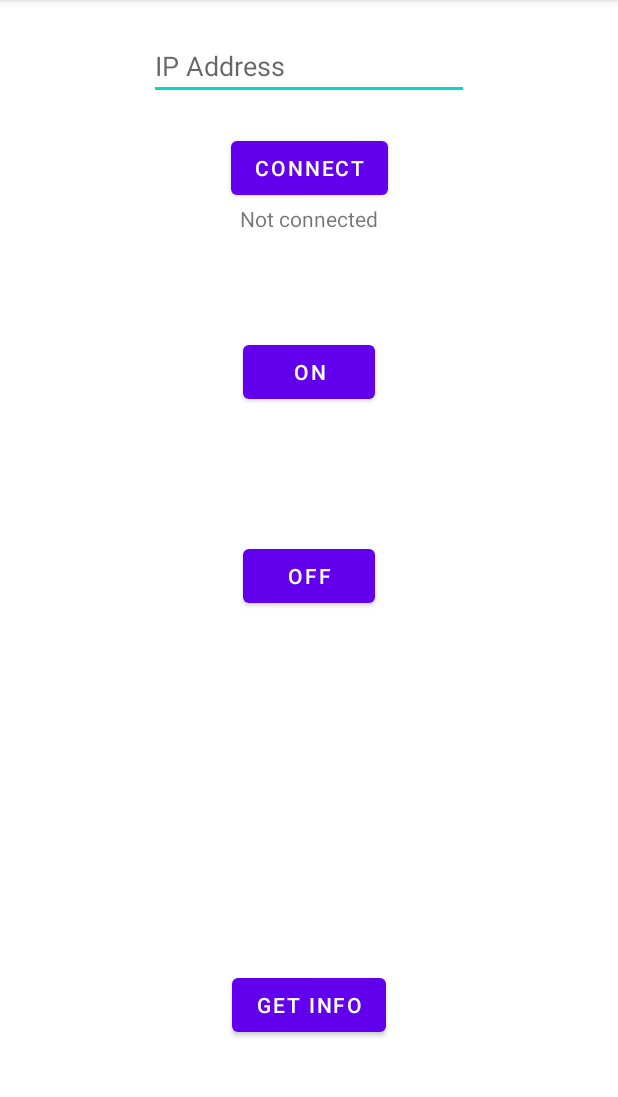
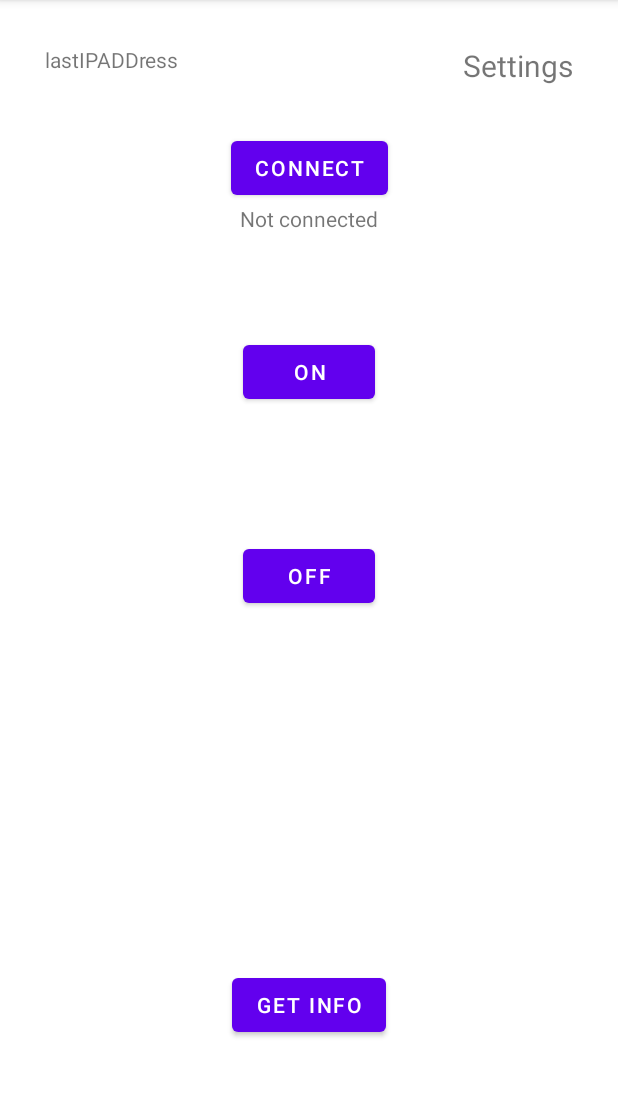
Before and after one commit to OlahRolandDenis/FloareaSusRasareAndroid, an Android app built with Jetpack Compose: the screen it shows after launch (MainActivity), on a phone screen of 412 x 824 dp, the part 84-1181 px from its top. Run offline under Robolectric (Android 15) with nearby library versions, the phone set to English and light mode, and no system bars; libraries missing offline, so code that uses them is left out: org.java_websocket.client, org.java_websocket.handshake.

Commit message:
change IP Address from settings page

```diff
--- a/app/src/main/AndroidManifest.xml
+++ b/app/src/main/AndroidManifest.xml
@@ -5,6 +5,7 @@
     <uses-permission android:name="android.permission.INTERNET" />
 
     <application
+        android:name=".UserSettings"
         android:allowBackup="true"
         android:dataExtractionRules="@xml/data_extraction_rules"
         android:fullBackupContent="@xml/backup_rules"
@@ -14,6 +15,9 @@
         android:supportsRtl="true"
         android:theme="@style/Theme.Testwifi3"
         tools:targetApi="31">
+        <activity
+            android:name=".SettingsActivity"
+            android:exported="false" />
         <activity
             android:name=".TestComposeActivity"
             android:exported="false"
--- a/app/src/main/java/com/example/testwifi3/MainActivity.java
+++ b/app/src/main/java/com/example/testwifi3/MainActivity.java
@@ -2,6 +2,8 @@ package com.example.testwifi3;
 
 import androidx.appcompat.app.AppCompatActivity;
 
+import android.content.Intent;
+import android.content.SharedPreferences;
 import android.os.Bundle;
 
 import android.os.AsyncTask;
@@ -42,6 +44,8 @@ public class MainActivity extends AppCompatActivity {
     PrintWriter out = null;
     BufferedReader in = null;
 
+    private UserSettings settings;
+
     @Override
     protected void onCreate(Bundle savedInstanceState) {
         super.onCreate(savedInstanceState);
@@ -53,9 +57,9 @@ public class MainActivity extends AppCompatActivity {
         btnConnect = (Button) findViewById(R.id.btn_connect);
         lbl_connect = (TextView) findViewById(R.id.lbl_connect);
 
-        ip_address_input = (EditText) findViewById(R.id.ipAddressInput);
+        params_text_view = (TextView) findViewById(R.id.paramsTextView);
 
-        params_text_view = (TextView) findViewById(R.id.paramsTextView);
+        settings = ( UserSettings ) getApplication();
 
         btnConnect.setOnClickListener(v -> {
             if ( socket == null ) {
@@ -90,6 +94,25 @@ public class MainActivity extends AppCompatActivity {
                 Log.i("COMMAND_TASK", "trimis somanda pt sayHi :D");
             }
         });
+
+        loadSharedPreferences();
+    }
+
+
+    private void loadSharedPreferences() {
+
+        SharedPreferences sharedPreferences = getSharedPreferences(UserSettings.PREFERENCES, MODE_PRIVATE);
+
+        String ip_address = sharedPreferences.getString(UserSettings.CURRENT_IP_ADDRESS, UserSettings.LAST_IP_ADDRESS);
+
+        settings.setIPAddress(ip_address);
+
+        updateView();
+    }
+
+    public void updateView() {
+        TextView ipAddressTextView = ( TextView ) findViewById(R.id.currentIPAddressTextView);
+        ipAddressTextView.setText(settings.getIPAddress());
     }
 
     private void disconnectFromDevice() {
@@ -119,6 +142,13 @@ public class MainActivity extends AppCompatActivity {
     private void connectToDevice() {
         new ConnectionTask().execute();
         Log.i( "ConnectionTask"," pornire connectare la Device");
+    }
+
+    public void navigateToSettings( View view ) {
+        Log.d("NAVIGATE", "click to navigate to settings :D");
+
+        Intent intent = new Intent(MainActivity.this, SettingsActivity.class);
+        startActivity(intent);
     }
 
     private class ConnectionTask extends AsyncTask<String, Void, String> {
--- /dev/null
+++ b/app/src/main/java/com/example/testwifi3/UserSettings.java
@@ -0,0 +1,22 @@
+package com.example.testwifi3;
+
+import android.app.Application;
+
+public class UserSettings extends Application {
+
+    public static final String PREFERENCES = "preferences";
+
+    public static  String CURRENT_IP_ADDRESS = "currentIpAddress";
+    public static final String LAST_IP_ADDRESS = "lastIPADDress";
+
+    private String ip_address;
+
+    public String getIPAddress() {
+        return ip_address;
+    }
+
+    public void setIPAddress(String ipAddress ) {
+        this.ip_address = ipAddress;
+        this.CURRENT_IP_ADDRESS = ipAddress;
+    }
+}
--- a/app/src/main/res/layout/activity_main.xml
+++ b/app/src/main/res/layout/activity_main.xml
@@ -14,17 +14,18 @@
         app:layout_constraintBottom_toTopOf="@+id/btn_on"
         app:layout_constraintEnd_toEndOf="parent"
         app:layout_constraintStart_toStartOf="parent"
-        app:layout_constraintTop_toTopOf="parent"
-        />
+        app:layout_constraintTop_toTopOf="parent" />
+
+
     <TextView
         android:id="@+id/lbl_connect"
         android:layout_width="wrap_content"
         android:layout_height="wrap_content"
-        app:layout_constraintTop_toBottomOf="@+id/btn_connect"
+        android:text="Not connected"
+        app:layout_constraintEnd_toEndOf="parent"
         app:layout_constraintStart_toStartOf="parent"
-        app:layout_constraintEnd_toEndOf="parent"
-        android:text="Not connected"
-        />
+        app:layout_constraintTop_toBottomOf="@+id/btn_connect" />
+
     <Button
         android:id="@+id/btn_on"
         android:layout_width="wrap_content"
@@ -33,8 +34,7 @@
         app:layout_constraintBottom_toTopOf="@+id/btn_off"
         app:layout_constraintEnd_toEndOf="parent"
         app:layout_constraintStart_toStartOf="parent"
-        app:layout_constraintTop_toBottomOf="@id/btn_connect"
-         />
+        app:layout_constraintTop_toBottomOf="@id/btn_connect" />
 
     <Button
         android:id="@+id/btn_off"
@@ -44,8 +44,7 @@
         app:layout_constraintBottom_toBottomOf="parent"
         app:layout_constraintEnd_toEndOf="parent"
         app:layout_constraintStart_toStartOf="parent"
-        app:layout_constraintTop_toTopOf="parent"
-         />
+        app:layout_constraintTop_toTopOf="parent" />
 
     <TextView
         android:id="@+id/paramsTextView"
@@ -69,15 +68,24 @@
         app:layout_constraintTop_toBottomOf="@+id/btn_off"
         app:layout_constraintVertical_bias="0.762" />
 
-    <EditText
-        android:id="@+id/ipAddressInput"
+    <TextView
+        android:id="@+id/currentIPAddressTextView"
         android:layout_width="wrap_content"
         android:layout_height="wrap_content"
-        android:ems="10"
-        android:inputType="textPersonName"
-        android:hint="IP Address"
-        app:layout_constraintBottom_toTopOf="@+id/btn_connect"
-        app:layout_constraintEnd_toEndOf="parent"
+        android:layout_margin="30dp"
+        android:text="no IP selected"
         app:layout_constraintStart_toStartOf="parent"
         app:layout_constraintTop_toTopOf="parent" />
+
+    <TextView
+        android:id="@+id/textView2"
+        android:layout_width="wrap_content"
+        android:layout_height="wrap_content"
+        android:layout_margin="30dp"
+        android:clickable="true"
+        android:onClick="navigateToSettings"
+        android:text="Settings"
+        android:textSize="20sp"
+        app:layout_constraintEnd_toEndOf="parent"
+        app:layout_constraintTop_toTopOf="parent" />
 </androidx.constraintlayout.widget.ConstraintLayout>
```
Also changed, not shown: app/src/main/java/com/example/testwifi3/SettingsActivity.java (added, +52 -0 lines), app/src/main/res/layout/activity_settings.xml (added, +54 -0 lines).
